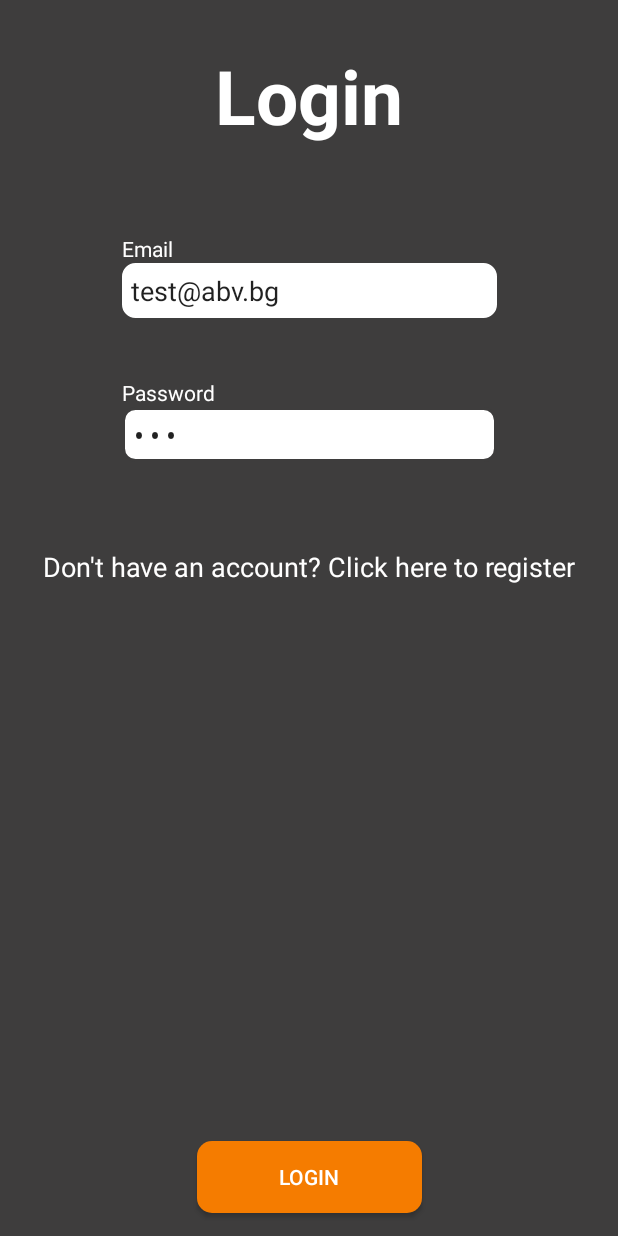
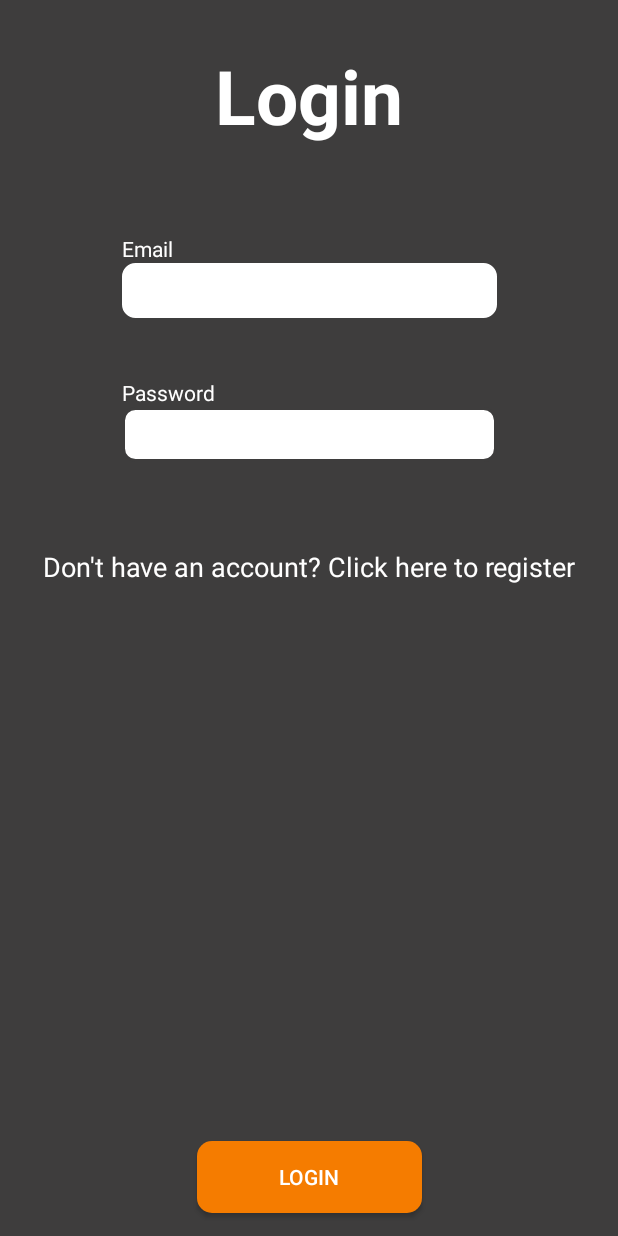
Before and after one commit to YuTaral/FitnessApp, an Android app: the screen it shows after launch (LoginActivity), on a phone screen of 412 x 824 dp. Run offline under Robolectric (Android 15) with nearby library versions, the phone set to English and light mode, and no system bars.

Commit message:
Removes auto login

```diff
--- a/app/src/main/java/com/example/fitnessapp/LoginActivity.kt
+++ b/app/src/main/java/com/example/fitnessapp/LoginActivity.kt
@@ -27,7 +27,7 @@ class LoginActivity : ComponentActivity() {
         findViewById<Button>(R.id.register_btn).setOnClickListener { register() }
         findViewById<Button>(R.id.login_btn).setOnClickListener{ login() }
 
-        autoLogin()
+//        autoLogin()
     }
 
     /** Display Register page */
@@ -115,9 +115,9 @@ class LoginActivity : ComponentActivity() {
         )
     }
 
-    fun autoLogin() {
-        findViewById<TextView>(R.id.email).text = "test@abv.bg"
-        findViewById<TextView>(R.id.password).text = "123"
-        login()
-    }
+//    fun autoLogin() {
+//        findViewById<TextView>(R.id.email).text = "test@abv.bg"
+//        findViewById<TextView>(R.id.password).text = "123"
+//        login()
+//    }
 }
```
